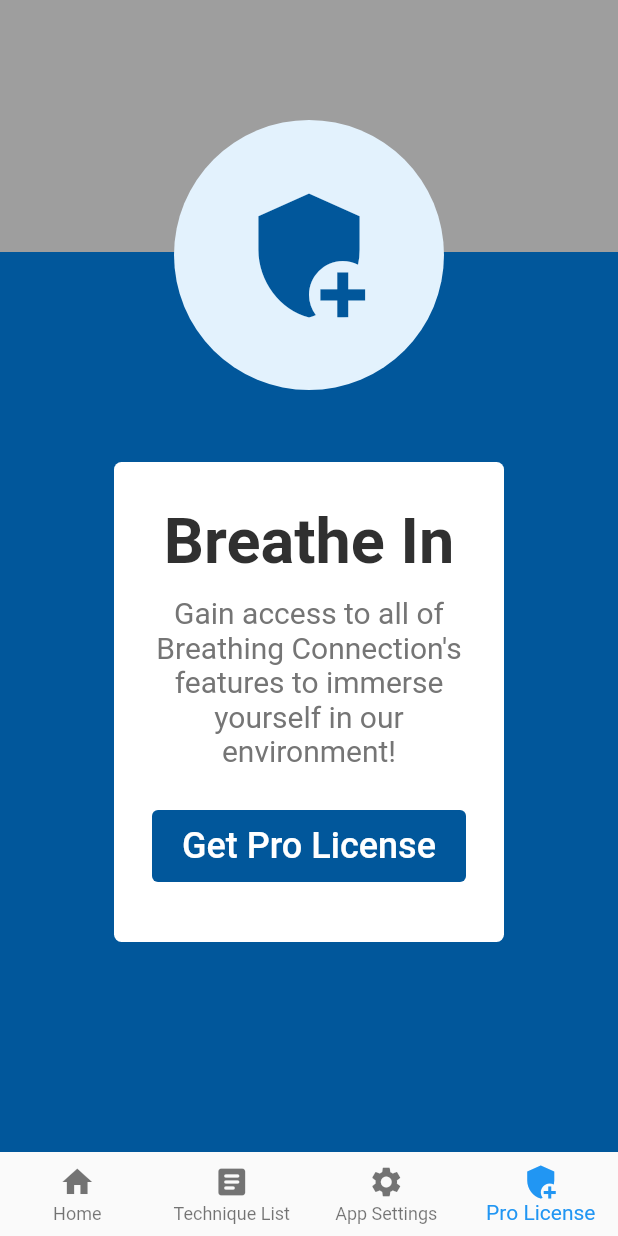
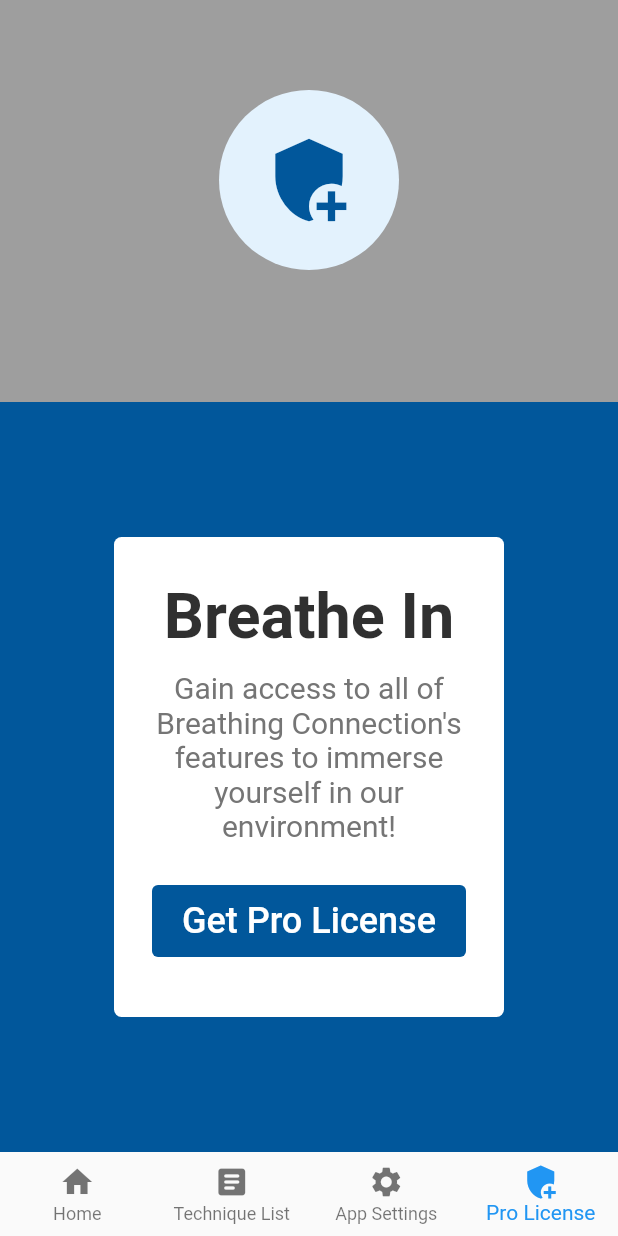
Before and after one commit to milaquintero/Breathing_Connection, a Flutter app: the screen it shows after launch, item 4 of the bottom bar chosen, on a phone screen of 412 x 824 dp. Run offline on Flutter 3.47's test engine with Material 2 defaults, Android fonts, the phone set to English and light mode, and no system bars; our stand-ins replace flutter_spinkit.

Commit message:
fixed layout for pages using IconPage

```diff
--- a/lib/pages/pro_license.dart
+++ b/lib/pages/pro_license.dart
@@ -22,17 +22,17 @@ class _ProLicenseState extends State<ProLicense> {
     NavLink homePage = navLinks.firstWhere((page) => page.pageRoute == '/home');
     return IconPage(
       headerColor: Colors.grey,
-      headerPositionTop: 80,
+      headerPositionTop: 60,
       headerContent: CircleAvatar(
         backgroundColor: Colors.blue[50],
-        radius: 90,
+        radius: 60,
         child: Icon(
           Icons.add_moderator,
-          size: 90,
+          size: 60,
           color: brandPrimary,
         ),
       ),
-      mainContentHeight: 600,
+      mainContentHeight: 500,
       mainContentColor: brandPrimary,
       mainContent:  Row(
         mainAxisAlignment: MainAxisAlignment.center,
--- a/lib/widgets/icon_page.dart
+++ b/lib/widgets/icon_page.dart
@@ -18,7 +18,8 @@ class IconPage extends StatelessWidget {
       clipBehavior: Clip.none,
       children: [
         Column(
-          mainAxisAlignment: MainAxisAlignment.end,
+          mainAxisSize: MainAxisSize.max,
+          mainAxisAlignment: MainAxisAlignment.start,
           crossAxisAlignment: CrossAxisAlignment.stretch,
           children: [
             //left over space at the top
--- a/lib/widgets/technique_section.dart
+++ b/lib/widgets/technique_section.dart
@@ -21,7 +21,8 @@ class TechniqueSection extends StatelessWidget {
       child: Container(
         color: headerColor,
         child: Column(
-          mainAxisSize: MainAxisSize.min,
+          mainAxisAlignment: MainAxisAlignment.start,
+          crossAxisAlignment: CrossAxisAlignment.stretch,
           children: [
             //Section Header
             Stack(
@@ -30,7 +31,7 @@ class TechniqueSection extends StatelessWidget {
               children: [
                 //fancy clipped circle in header background
                 Positioned(
-                    left: -160,
+                    left: -80,
                     top: -100,
                     child: Container(
                       height: 400,
```
Also changed, not shown: lib/pages/home.dart (+17 -15 lines), lib/pages/page_not_found.dart (+4 -4 lines), lib/services/user_service.dart (+1 -1 lines).
